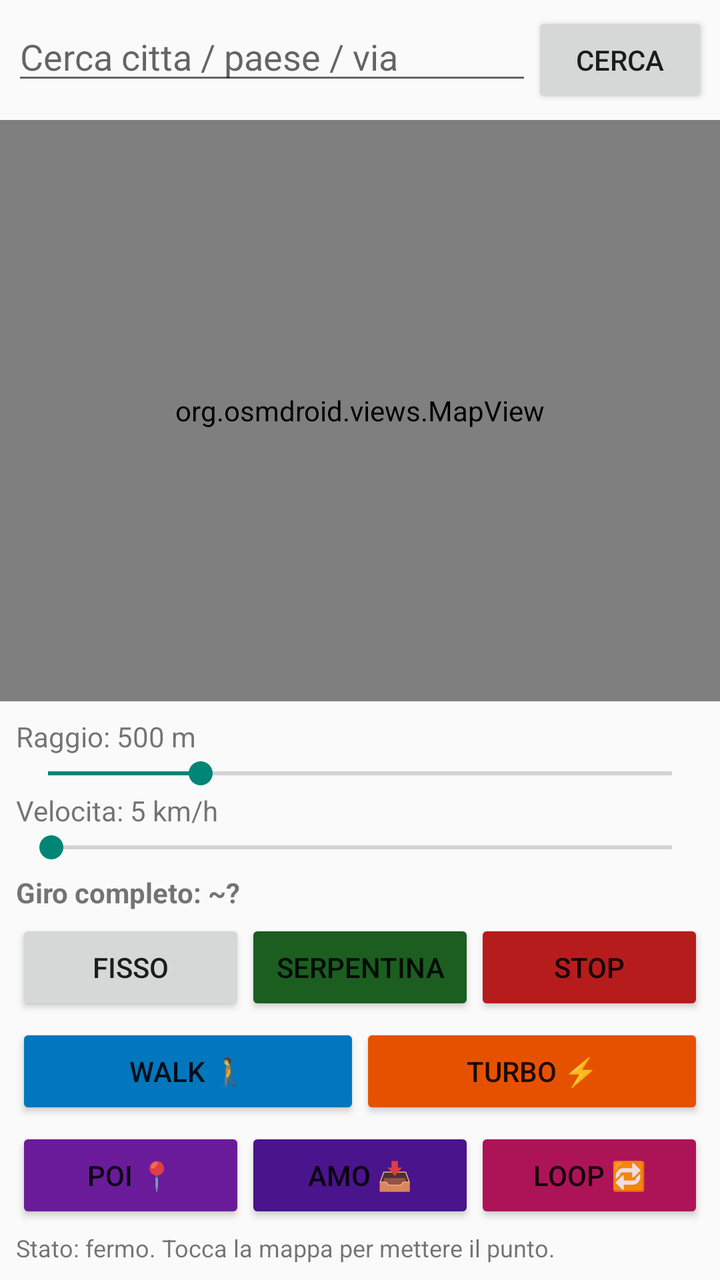
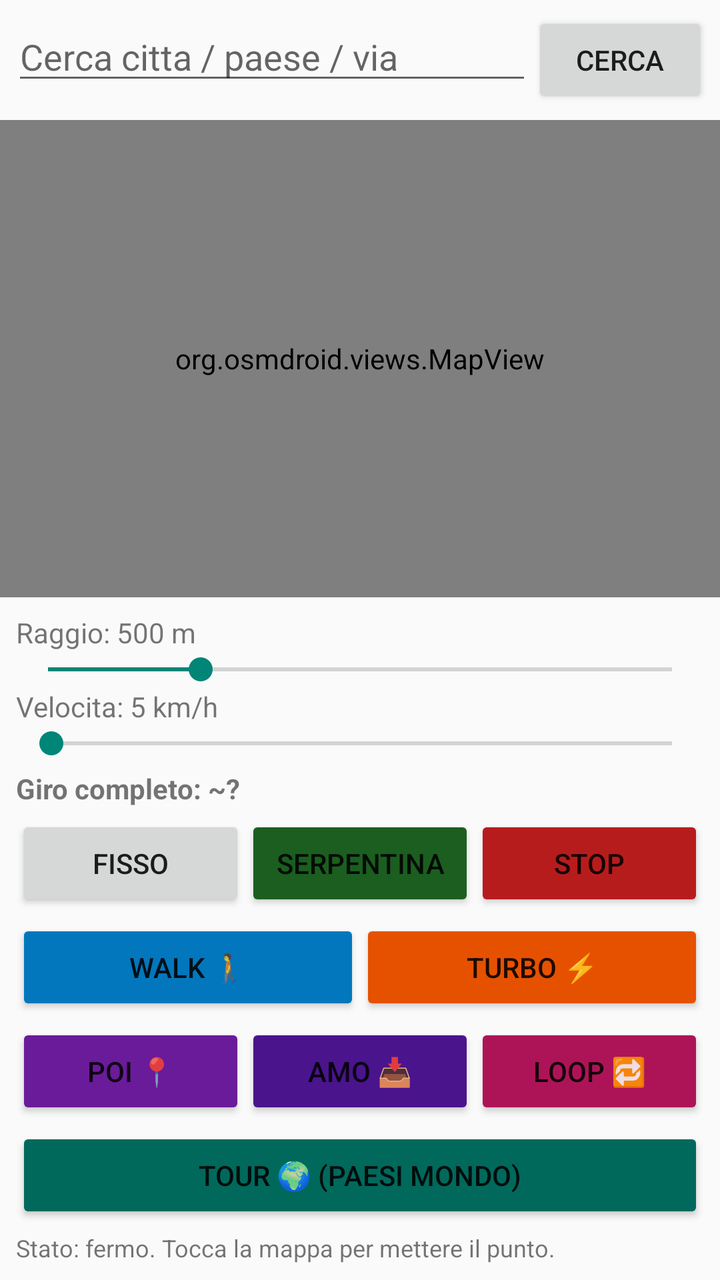

An Android layout rendered at two revisions. The XML below is the earlier revision; the diff shows what the commit changed to produce the second picture.
<!-- AndroidManifest.xml: application theme android:Theme.Material.Light -->
<!-- res/layout/activity_main.xml -->
<?xml version="1.0" encoding="utf-8"?>
<LinearLayout xmlns:android="http://schemas.android.com/apk/res/android"
    android:layout_width="match_parent"
    android:layout_height="match_parent"
    android:orientation="vertical">

    
    <LinearLayout
        android:layout_width="match_parent"
        android:layout_height="wrap_content"
        android:orientation="horizontal"
        android:padding="6dp">

        <EditText
            android:id="@+id/searchInput"
            android:layout_width="0dp"
            android:layout_height="wrap_content"
            android:layout_weight="1"
            android:hint="Cerca citta / paese / via"
            android:imeOptions="actionSearch"
            android:inputType="text"
            android:maxLines="1" />

        <Button
            android:id="@+id/searchButton"
            android:layout_width="wrap_content"
            android:layout_height="wrap_content"
            android:text="Cerca" />
    </LinearLayout>

    
    <org.osmdroid.views.MapView
        android:id="@+id/map"
        android:layout_width="match_parent"
        android:layout_height="0dp"
        android:layout_weight="1" />

    
    <LinearLayout
        android:layout_width="match_parent"
        android:layout_height="wrap_content"
        android:orientation="vertical"
        android:padding="8dp">

        <TextView
            android:id="@+id/radiusLabel"
            android:layout_width="match_parent"
            android:layout_height="wrap_content"
            android:text="Raggio: 500 m" />

        <SeekBar
            android:id="@+id/radiusSeek"
            android:layout_width="match_parent"
            android:layout_height="wrap_content"
            android:max="1000"
            android:progress="245" />

        <TextView
            android:id="@+id/speedLabel"
            android:layout_width="match_parent"
            android:layout_height="wrap_content"
            android:text="Velocita: 5 km/h" />

        <SeekBar
            android:id="@+id/speedSeek"
            android:layout_width="match_parent"
            android:layout_height="wrap_content"
            android:max="1000"
            android:progress="5" />

        <TextView
            android:id="@+id/etaLabel"
            android:layout_width="match_parent"
            android:layout_height="wrap_content"
            android:text="Giro completo: ~?"
            android:textStyle="bold"
            android:paddingTop="4dp" />

        <LinearLayout
            android:layout_width="match_parent"
            android:layout_height="wrap_content"
            android:orientation="horizontal"
            android:paddingTop="4dp">

            <Button
                android:id="@+id/fixedButton"
                android:layout_width="0dp"
                android:layout_height="wrap_content"
                android:layout_weight="1"
                android:text="Fisso" />

            <Button
                android:id="@+id/roamButton"
                android:layout_width="0dp"
                android:layout_height="wrap_content"
                android:layout_weight="1"
                android:text="Serpentina"
                android:backgroundTint="#1B5E20" />

            <Button
                android:id="@+id/stopButton"
                android:layout_width="0dp"
                android:layout_height="wrap_content"
                android:layout_weight="1"
                android:text="STOP"
                android:backgroundTint="#B71C1C" />
        </LinearLayout>

        <LinearLayout
            android:layout_width="match_parent"
            android:layout_height="wrap_content"
            android:orientation="horizontal"
            android:paddingTop="4dp">

            <Button
                android:id="@+id/walkButton"
                android:layout_width="0dp"
                android:layout_height="wrap_content"
                android:layout_weight="1"
                android:text="WALK 🚶"
                android:backgroundTint="#0277BD" />

            <Button
                android:id="@+id/turboButton"
                android:layout_width="0dp"
                android:layout_height="wrap_content"
                android:layout_weight="1"
                android:text="TURBO ⚡"
                android:backgroundTint="#E65100" />
        </LinearLayout>

        <LinearLayout
            android:layout_width="match_parent"
            android:layout_height="wrap_content"
            android:orientation="horizontal"
            android:paddingTop="4dp">

            <Button
                android:id="@+id/poiButton"
                android:layout_width="0dp"
                android:layout_height="wrap_content"
                android:layout_weight="1"
                android:text="POI 📍"
                android:backgroundTint="#6A1B9A" />

            <Button
                android:id="@+id/amoPoiButton"
                android:layout_width="0dp"
                android:layout_height="wrap_content"
                android:layout_weight="1"
                android:text="AMO 📥"
                android:backgroundTint="#4A148C" />

            <Button
                android:id="@+id/poiLoopButton"
                android:layout_width="0dp"
                android:layout_height="wrap_content"
                android:layout_weight="1"
                android:text="LOOP 🔁"
                android:backgroundTint="#AD1457" />
        </LinearLayout>

        <TextView
            android:id="@+id/statusText"
            android:layout_width="match_parent"
            android:layout_height="wrap_content"
            android:text="Stato: fermo. Tocca la mappa per mettere il punto."
            android:textSize="12sp"
            android:paddingTop="4dp" />
    </LinearLayout>
</LinearLayout>
<!-- resources referenced by this layout -->
<resources>

</resources>

<!-- the commit's change to res/layout/activity_main.xml (unified diff, before → after) -->
@@ -160,6 +160,20 @@
                 android:backgroundTint="#AD1457" />
         </LinearLayout>
 
+        <LinearLayout
+            android:layout_width="match_parent"
+            android:layout_height="wrap_content"
+            android:orientation="horizontal"
+            android:paddingTop="4dp">
+
+            <Button
+                android:id="@+id/tourButton"
+                android:layout_width="match_parent"
+                android:layout_height="wrap_content"
+                android:text="TOUR 🌍 (paesi mondo)"
+                android:backgroundTint="#00695C" />
+        </LinearLayout>
+
         <TextView
             android:id="@+id/statusText"
             android:layout_width="match_parent"
